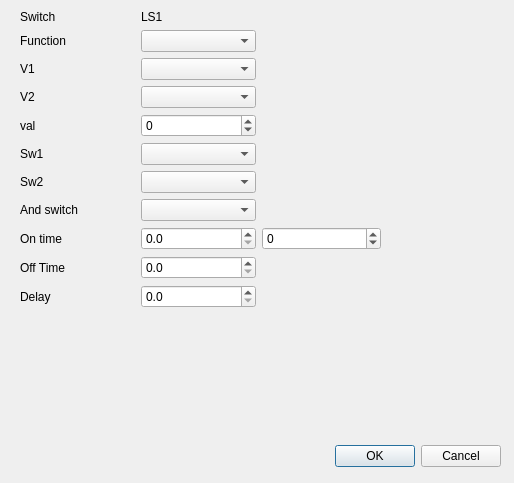
Qt form eepe/eepskye/src/SwitchDialog.ui (MikeBland/mbtx) before a commit.
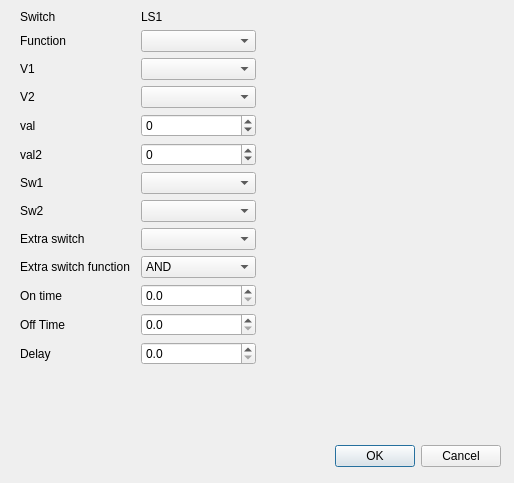
The same form after that commit.

Commit message: erskyTx enhance logical switches, add Range and allow OR and XOR for the extra switch. eepskye enhance logical switches and add log file graph.

Patch:
```diff
--- a/eepe/eepskye/src/SwitchDialog.ui
+++ b/eepe/eepskye/src/SwitchDialog.ui
@@ -45,6 +45,161 @@
     </rect>
    </property>
    <layout class="QGridLayout" name="gridLayout">
+    <item row="2" column="1">
+     <widget class="QComboBox" name="v1CB">
+      <property name="sizePolicy">
+       <sizepolicy hsizetype="Preferred" vsizetype="Preferred">
+        <horstretch>0</horstretch>
+        <verstretch>0</verstretch>
+       </sizepolicy>
+      </property>
+     </widget>
+    </item>
+    <item row="9" column="0">
+     <widget class="QLabel" name="andSwFuncLabel">
+      <property name="text">
+       <string>Extra switch function</string>
+      </property>
+     </widget>
+    </item>
+    <item row="9" column="1">
+     <widget class="QComboBox" name="andSwFuncCB">
+      <property name="sizePolicy">
+       <sizepolicy hsizetype="Preferred" vsizetype="Preferred">
+        <horstretch>0</horstretch>
+        <verstretch>0</verstretch>
+       </sizepolicy>
+      </property>
+      <item>
+       <property name="text">
+        <string>AND</string>
+       </property>
+      </item>
+      <item>
+       <property name="text">
+        <string>OR</string>
+       </property>
+      </item>
+      <item>
+       <property name="text">
+        <string>XOR</string>
+       </property>
+      </item>
+     </widget>
+    </item>
+    <item row="7" column="1">
+     <widget class="QComboBox" name="sw2CB">
+      <property name="sizePolicy">
+       <sizepolicy hsizetype="Preferred" vsizetype="Preferred">
+        <horstretch>0</horstretch>
+        <verstretch>0</verstretch>
+       </sizepolicy>
+      </property>
+     </widget>
+    </item>
+    <item row="12" column="1">
+     <widget class="QDoubleSpinBox" name="delaySB">
+      <property name="sizePolicy">
+       <sizepolicy hsizetype="Minimum" vsizetype="Preferred">
+        <horstretch>0</horstretch>
+        <verstretch>0</verstretch>
+       </sizepolicy>
+      </property>
+      <property name="decimals">
+       <number>1</number>
+      </property>
+      <property name="maximum">
+       <double>2.500000000000000</double>
+      </property>
+      <property name="singleStep">
+       <double>0.100000000000000</double>
+      </property>
+     </widget>
+    </item>
+    <item row="5" column="1">
+     <widget class="QSpinBox" name="val2SB">
+      <property name="sizePolicy">
+       <sizepolicy hsizetype="Minimum" vsizetype="Preferred">
+        <horstretch>0</horstretch>
+        <verstretch>0</verstretch>
+       </sizepolicy>
+      </property>
+      <property name="minimum">
+       <number>-125</number>
+      </property>
+      <property name="maximum">
+       <number>125</number>
+      </property>
+      <property name="value">
+       <number>0</number>
+      </property>
+     </widget>
+    </item>
+    <item row="5" column="0">
+     <widget class="QLabel" name="val2Label">
+      <property name="text">
+       <string>val2</string>
+      </property>
+     </widget>
+    </item>
+    <item row="0" column="1">
+     <widget class="QLabel" name="switchNameLabel">
+      <property name="minimumSize">
+       <size>
+        <width>115</width>
+        <height>0</height>
+       </size>
+      </property>
+      <property name="maximumSize">
+       <size>
+        <width>115</width>
+        <height>16777215</height>
+       </size>
+      </property>
+      <property name="text">
+       <string>LS1</string>
+      </property>
+     </widget>
+    </item>
+    <item row="6" column="1">
+     <widget class="QComboBox" name="sw1CB">
+      <property name="sizePolicy">
+       <sizepolicy hsizetype="Preferred" vsizetype="Preferred">
+        <horstretch>0</horstretch>
+        <verstretch>0</verstretch>
+       </sizepolicy>
+      </property>
+     </widget>
+    </item>
+    <item row="10" column="0">
+     <widget class="QLabel" name="timeOnLabel">
+      <property name="text">
+       <string>On time</string>
+      </property>
+     </widget>
+    </item>
+    <item row="11" column="1">
+     <widget class="QDoubleSpinBox" name="timeOffSB">
+      <property name="sizePolicy">
+       <sizepolicy hsizetype="Minimum" vsizetype="Preferred">
+        <horstretch>0</horstretch>
+        <verstretch>0</verstretch>
+       </sizepolicy>
+      </property>
+      <property name="decimals">
+       <number>1</number>
+      </property>
+      <property name="minimum">
+       <double>0.000000000000000</double>
+      </property>
+      <property name="maximum">
+       <double>100.000000000000000</double>
+      </property>
+      <property name="singleStep">
+       <double>0.100000000000000</double>
+      </property>
+     </widget>
+    </item>
     <item row="0" column="0">
      <widget class="QLabel" name="label">
       <property name="minimumSize">
@@ -64,6 +219,52 @@
       </property>
      </widget>
     </item>
+    <item row="10" column="1">
+     <widget class="QDoubleSpinBox" name="timeOnSB">
+      <property name="sizePolicy">
+       <sizepolicy hsizetype="Minimum" vsizetype="Preferred">
+        <horstretch>0</horstretch>
+        <verstretch>0</verstretch>
+       </sizepolicy>
+      </property>
+      <property name="decimals">
+       <number>1</number>
+      </property>
+      <property name="minimum">
+       <double>0.000000000000000</double>
+      </property>
+      <property name="maximum">
+       <double>100.000000000000000</double>
+      </property>
+      <property name="singleStep">
+       <double>0.100000000000000</double>
+      </property>
+     </widget>
+    </item>
+    <item row="11" column="0">
+     <widget class="QLabel" name="timeOffLabel">
+      <property name="text">
+       <string>Off Time</string>
+      </property>
+     </widget>
+    </item>
+    <item row="8" column="1">
+     <widget class="QComboBox" name="andSwCB">
+      <property name="sizePolicy">
+       <sizepolicy hsizetype="Preferred" vsizetype="Preferred">
+        <horstretch>0</horstretch>
+        <verstretch>0</verstretch>
+       </sizepolicy>
+      </property>
+     </widget>
+    </item>
+    <item row="6" column="0">
+     <widget class="QLabel" name="sw1Label">
+      <property name="text">
+       <string>Sw1</string>
+      </property>
+     </widget>
+    </item>
     <item row="4" column="0">
      <widget class="QLabel" name="valLabel">
       <property name="text">
@@ -71,62 +272,21 @@
       </property>
      </widget>
     </item>
-    <item row="5" column="0">
-     <widget class="QLabel" name="sw1Label">
-      <property name="text">
-       <string>Sw1</string>
-      </property>
-     </widget>
-    </item>
-    <item row="6" column="0">
+    <item row="7" column="0">
      <widget class="QLabel" name="sw2Label">
       <property name="text">
        <string>Sw2</string>
       </property>
      </widget>
     </item>
-    <item row="7" column="1">
-     <widget class="QComboBox" name="andSwCB">
-      <property name="sizePolicy">
-       <sizepolicy hsizetype="Preferred" vsizetype="Preferred">
-        <horstretch>0</horstretch>
-        <verstretch>0</verstretch>
-       </sizepolicy>
-      </property>
-     </widget>
-    </item>
-    <item row="7" column="0">
+    <item row="8" column="0">
      <widget class="QLabel" name="andSwLabel">
       <property name="text">
-       <string>And switch</string>
+       <string>Extra switch</string>
       </property>
      </widget>
     </item>
-    <item row="1" column="0">
-     <widget class="QLabel" name="functionLabel">
-      <property name="text">
-       <string>Function</string>
-      </property>
-     </widget>
-    </item>
-    <item row="1" column="1">
-     <widget class="QComboBox" name="functionCB">
-      <property name="sizePolicy">
-       <sizepolicy hsizetype="Preferred" vsizetype="Preferred">
-        <horstretch>0</horstretch>
-        <verstretch>0</verstretch>
-       </sizepolicy>
-      </property>
-     </widget>
-    </item>
-    <item row="10" column="0">
-     <widget class="QLabel" name="delayLabel">
-      <property name="text">
-       <string>Delay</string>
-      </property>
-     </widget>
-    </item>
-    <item row="11" column="1">
+    <item row="13" column="1">
      <spacer name="verticalSpacer">
       <property name="orientation">
        <enum>Qt::Vertical</enum>
@@ -139,6 +299,49 @@
       </property>
      </spacer>
     </item>
+    <item row="1" column="1">
+     <widget class="QComboBox" name="functionCB">
+      <property name="sizePolicy">
+       <sizepolicy hsizetype="Preferred" vsizetype="Preferred">
+        <horstretch>0</horstretch>
+        <verstretch>0</verstretch>
+       </sizepolicy>
+      </property>
+     </widget>
+    </item>
+    <item row="12" column="0">
+     <widget class="QLabel" name="delayLabel">
+      <property name="text">
+       <string>Delay</string>
+      </property>
+     </widget>
+    </item>
+    <item row="1" column="0">
+     <widget class="QLabel" name="functionLabel">
+      <property name="text">
+       <string>Function</string>
+      </property>
+     </widget>
+    </item>
+    <item row="4" column="1">
+     <widget class="QSpinBox" name="valSB">
+      <property name="sizePolicy">
+       <sizepolicy hsizetype="Minimum" vsizetype="Preferred">
+        <horstretch>0</horstretch>
+        <verstretch>0</verstretch>
+       </sizepolicy>
+      </property>
+      <property name="minimum">
+       <number>-125</number>
+      </property>
+      <property name="maximum">
+       <number>125</number>
+      </property>
+      <property name="value">
+       <number>0</number>
+      </property>
+     </widget>
+    </item>
     <item row="2" column="0">
      <widget class="QLabel" name="v1Label">
       <property name="text">
@@ -146,35 +349,6 @@
       </property>
      </widget>
     </item>
-    <item row="2" column="1">
-     <widget class="QComboBox" name="v1CB">
-      <property name="sizePolicy">
-       <sizepolicy hsizetype="Preferred" vsizetype="Preferred">
-        <horstretch>0</horstretch>
-        <verstretch>0</verstretch>
-       </sizepolicy>
-      </property>
-     </widget>
-    </item>
-    <item row="0" column="1">
-     <widget class="QLabel" name="switchNameLabel">
-      <property name="minimumSize">
-       <size>
-        <width>115</width>
-        <height>0</height>
-       </size>
-      </property>
-      <property name="maximumSize">
-       <size>
-        <width>115</width>
-        <height>16777215</height>
-       </size>
-      </property>
-      <property name="text">
-       <string>LS1</string>
-      </property>
-     </widget>
-    </item>
     <item row="3" column="0">
      <widget class="QLabel" name="v2Label">
       <property name="text">
@@ -192,135 +366,24 @@
       </property>
      </widget>
     </item>
-    <item row="4" column="1">
-     <widget class="QSpinBox" name="valSB">
-      <property name="sizePolicy">
-       <sizepolicy hsizetype="Minimum" vsizetype="Preferred">
-        <horstretch>0</horstretch>
-        <verstretch>0</verstretch>
-       </sizepolicy>
-      </property>
-      <property name="minimum">
-       <number>-125</number>
-      </property>
-      <property name="maximum">
-       <number>125</number>
-      </property>
-      <property name="value">
-       <number>0</number>
-      </property>
-     </widget>
-    </item>
-    <item row="5" column="1">
-     <widget class="QComboBox" name="sw1CB">
-      <property name="sizePolicy">
-       <sizepolicy hsizetype="Preferred" vsizetype="Preferred">
-        <horstretch>0</horstretch>
-        <verstretch>0</verstretch>
-       </sizepolicy>
-      </property>
-     </widget>
-    </item>
-    <item row="6" column="1">
-     <widget class="QComboBox" name="sw2CB">
-      <property name="sizePolicy">
-       <sizepolicy hsizetype="Preferred" vsizetype="Preferred">
-        <horstretch>0</horstretch>
-        <verstretch>0</verstretch>
-       </sizepolicy>
-      </property>
-     </widget>
-    </item>
-    <item row="10" column="1">
-     <widget class="QDoubleSpinBox" name="delaySB">
-      <property name="sizePolicy">
-       <sizepolicy hsizetype="Minimum" vsizetype="Preferred">
-        <horstretch>0</horstretch>
-        <verstretch>0</verstretch>
-       </sizepolicy>
-      </property>
-      <property name="decimals">
-       <number>1</number>
-      </property>
-      <property name="maximum">
-       <double>2.500000000000000</double>
-      </property>
-      <property name="singleStep">
-       <double>0.100000000000000</double>
-      </property>
-     </widget>
-    </item>
-    <item row="8" column="1">
-     <widget class="QDoubleSpinBox" name="timeOnSB">
-      <property name="sizePolicy">
-       <sizepolicy hsizetype="Minimum" vsizetype="Preferred">
-        <horstretch>0</horstretch>
-        <verstretch>0</verstretch>
-       </sizepolicy>
-      </property>
-      <property name="decimals">
-       <number>1</number>
-      </property>
-      <property name="minimum">
-       <double>0.000000000000000</double>
-      </property>
-      <property name="maximum">
-       <double>100.000000000000000</double>
-      </property>
-      <property name="singleStep">
-       <double>0.100000000000000</double>
-      </property>
-     </widget>
-    </item>
-    <item row="9" column="1">
-     <widget class="QDoubleSpinBox" name="timeOffSB">
-      <property name="sizePolicy">
-       <sizepolicy hsizetype="Minimum" vsizetype="Preferred">
-        <horstretch>0</horstretch>
-        <verstretch>0</verstretch>
-       </sizepolicy>
-      </property>
-      <property name="decimals">
-       <number>1</number>
-      </property>
-      <property name="minimum">
-       <double>0.000000000000000</double>
-      </property>
-      <property name="maximum">
-       <double>100.000000000000000</double>
-      </property>
-      <property name="singleStep">
-       <double>0.100000000000000</double>
-      </property>
-     </widget>
-    </item>
-    <item row="8" column="0">
-     <widget class="QLabel" name="timeOnLabel">
+    <item row="4" column="2">
+     <widget class="QLabel" name="valText">
       <property name="text">
-       <string>On time</string>
+       <string/>
       </property>
      </widget>
     </item>
-    <item row="9" column="0">
-     <widget class="QLabel" name="timeOffLabel">
+    <item row="5" column="2">
+     <widget class="QLabel" name="val2Text">
       <property name="text">
-       <string>Off Time</string>
+       <string/>
       </property>
      </widget>
     </item>
-    <item row="8" column="2">
-     <widget class="QSpinBox" name="spinBox">
-      <property name="sizePolicy">
-       <sizepolicy hsizetype="Minimum" vsizetype="Preferred">
-        <horstretch>0</horstretch>
-        <verstretch>0</verstretch>
-       </sizepolicy>
-      </property>
-      <property name="minimum">
-       <number>-50</number>
-      </property>
-      <property name="maximum">
-       <number>100</number>
+    <item row="0" column="2">
+     <widget class="QLabel" name="functionLabel_2">
+      <property name="text">
+       <string/>
       </property>
      </widget>
     </item>
```
The commit also changes 85 other files.
